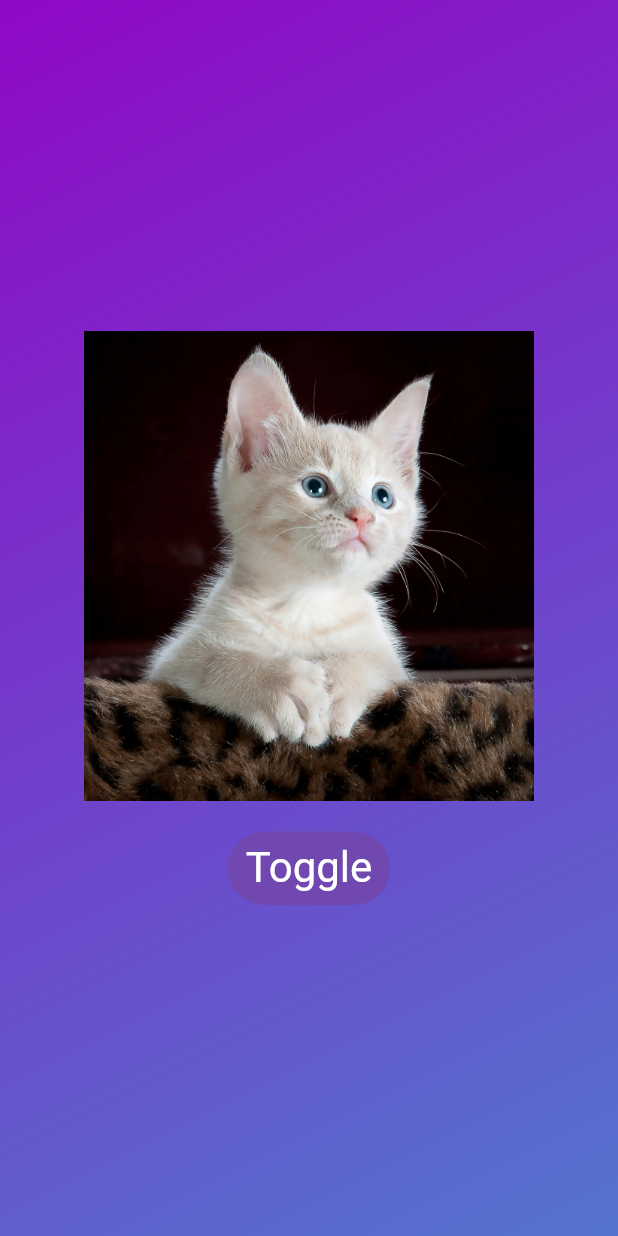
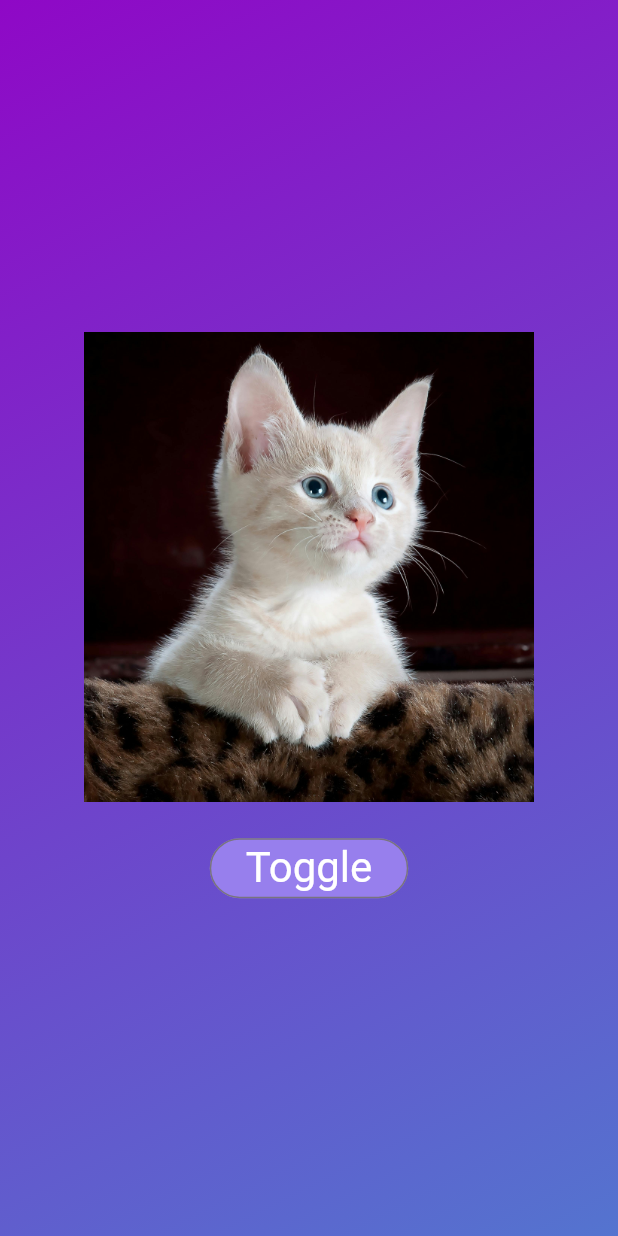
Before and after one commit to Marieezouaa/cw2, a Flutter app: the screen it shows after launch, after a tap on "Toggle", on a phone screen of 412 x 824 dp. Run offline on Flutter 3.47's test engine with Material 3 defaults, Android fonts, the phone set to English and light mode, and no system bars.

Commit message:
It didnt make sence to have a functin who's only purpose is to call another function, I put the logic of countchange in imageToggler

```diff
--- a/cw2/lib/image_toggler.dart
+++ b/cw2/lib/image_toggler.dart
@@ -14,21 +14,18 @@ class _ImageToggler extends State<ImageToggler> {
 
 //there needs be a counter that is incremented and then decremented to set the image
 
-  void counterChange() {
+  void toggleImage(){
     setState(() {
       if (counter == 1) {
-        counter++;
+        counter++; //if the counter is 1, increment it, counter becomes 2
       } else {
+        /*if the counter does not equal 1, decrement,
+      I could make this better but meh, it works just fine*/
         counter--;
       }
     });
   }
 
-  void toggleImage() {
-    setState(() {
-      counterChange();
-    });
-  }
 
   @override
   Widget build(BuildContext context) {
@@ -43,10 +40,10 @@ class _ImageToggler extends State<ImageToggler> {
           const SizedBox(
             height: 20,
           ),
-          TextButton(
+          OutlinedButton(
             onPressed: toggleImage,
             style: TextButton.styleFrom(
-              backgroundColor: const Color.fromRGBO(112, 72, 176, 1),
+              backgroundColor: const Color.fromARGB(255, 151, 127, 237),
               foregroundColor: Colors.white,
               textStyle: const TextStyle(fontSize: 28),
             ),
```
